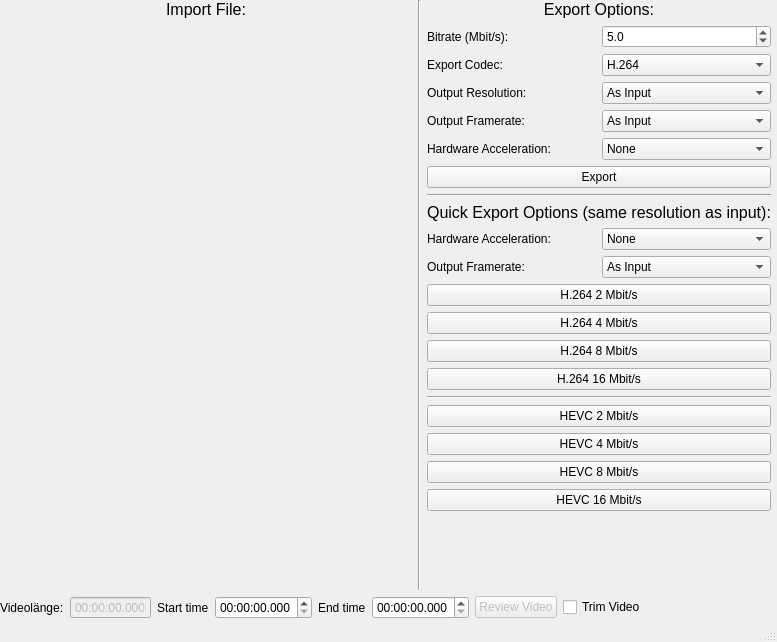
andreasGBL/VideoLow, file src/videolowwindow.ui: the form before one commit.
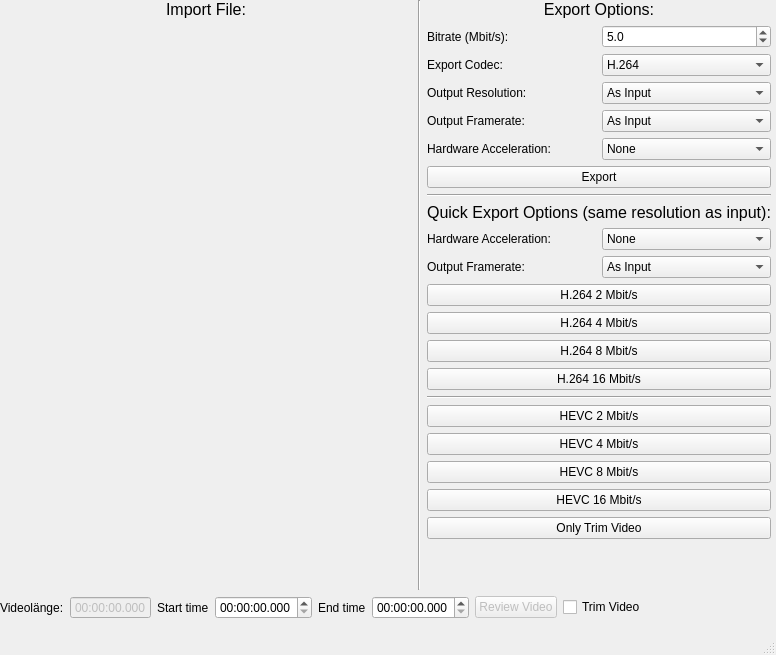
The form after the commit. Custom widgets are drawn as their Qt base class.

Commit message:
Trim only feature, multiple improvements
Added the trim only feature,
Supports windows dpi scaling,
only scales the video or changes the framerate when needed

What changed in the file:
```diff
--- a/src/videolowwindow.ui
+++ b/src/videolowwindow.ui
@@ -6,8 +6,8 @@
    <rect>
     <x>0</x>
     <y>0</y>
-    <width>777</width>
-    <height>642</height>
+    <width>776</width>
+    <height>655</height>
    </rect>
   </property>
   <property name="sizePolicy">
@@ -20,6 +20,12 @@
    <string>VideoLow</string>
   </property>
   <widget class="QWidget" name="centralwidget">
+   <property name="sizePolicy">
+    <sizepolicy hsizetype="Fixed" vsizetype="Maximum">
+     <horstretch>0</horstretch>
+     <verstretch>0</verstretch>
+    </sizepolicy>
+   </property>
    <widget class="QWidget" name="verticalLayoutWidget">
     <property name="geometry">
      <rect>
@@ -505,6 +511,13 @@
            </item>
           </layout>
          </item>
+         <item>
+          <widget class="QPushButton" name="trimVideoButton">
+           <property name="text">
+            <string>Only Trim Video</string>
+           </property>
+          </widget>
+         </item>
          <item>
           <widget class="QLabel" name="ErrorLabel">
            <property name="palette">
```
Left out of the diff: 4 changed lines with no effect on the pictures. The commit also changes 7 other files.
